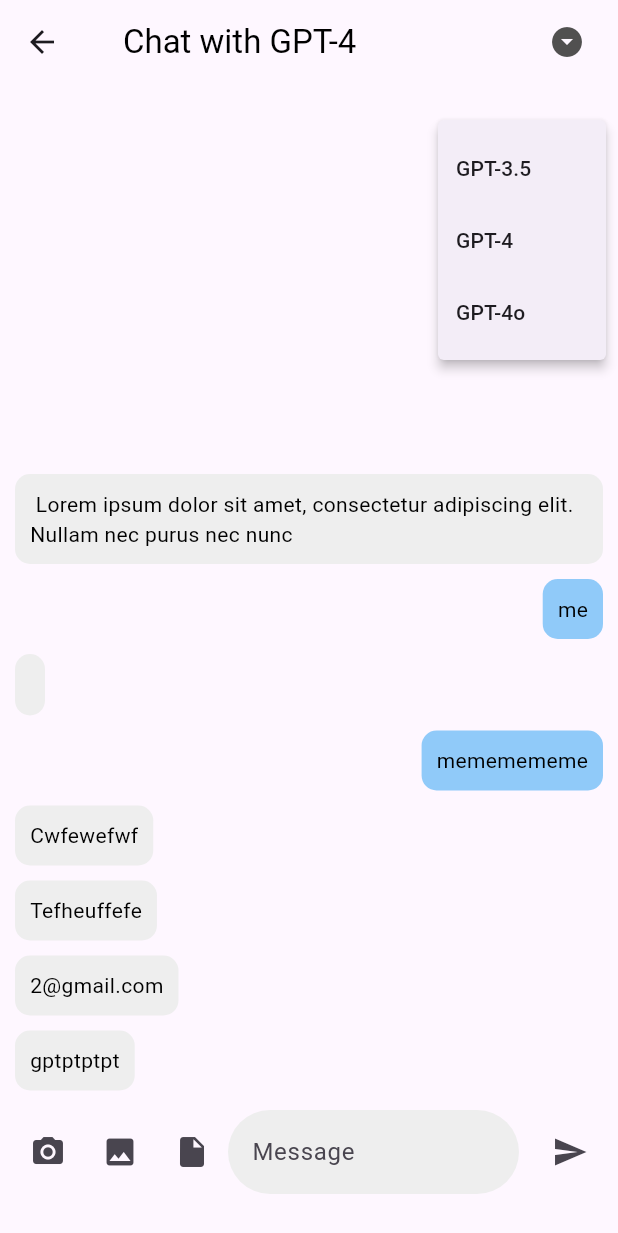
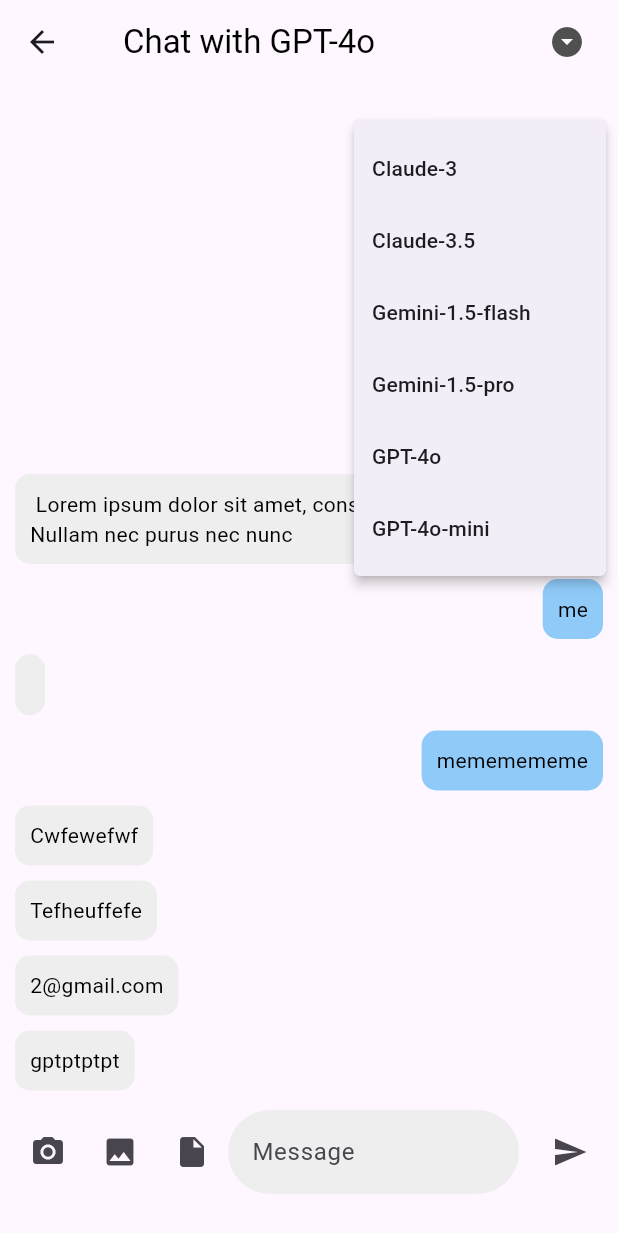
Before and after one commit to chaukietck25/Knowledge-based-BOT, a Flutter app: the ChatScreen screen opened directly, after a tap on the "arrow drop down circle" icon, on a phone screen of 412 x 824 dp. Shown: the top 1233 px of the screen. Run offline on Flutter 3.47's test engine with Material 3 defaults, Android fonts, the phone set to English and light mode, and no system bars; our stand-ins replace equatable, file_picker, flutter_mobx, flutter_svg, image_picker, mobx and 1 more; generated files the repository leaves out were written again.

Commit message:
update function sendMessage, aiChat, fetChats, chatScreen

```diff
--- a/knowledge_based_bot/lib/Views/chat_screen.dart
+++ b/knowledge_based_bot/lib/Views/chat_screen.dart
@@ -3,17 +3,10 @@
 import 'package:knowledge_based_bot/Views/bot_screen.dart';
 import 'package:knowledge_based_bot/Views/setting/Setting_Screen.dart';
 import 'package:knowledge_based_bot/Views/createBotScreen.dart';
-import 'package:knowledge_based_bot/Views/prompt_library_screen.dart';
+import 'package:knowledge_based_bot/Views/prompt_library_screen.dart'
+;
+import 'package:knowledge_based_bot/store/chat_store.dart';
 
-
-enum GPTVersion {
-  gpt35('GPT-3.5'),
-  gpt4('GPT-4'),
-  gpt4o('GPT-4o');
-
-  const GPTVersion(this.label);
-  final String label;
-}
 
 class ChatScreen extends StatefulWidget {
   @override
@@ -21,7 +14,7 @@
 }
 
 class _ChatScreenState extends State<ChatScreen> {
-  String chatTitle = "Chat with GPT-4";
+  String chatTitle = "Chat with GPT-4o";
 
   final List<Message> messages = [
     Message(
@@ -91,39 +84,56 @@
                 position: RelativeRect.fromLTRB(100, 80, 0, 0),
                 items: [
                   PopupMenuItem(
-                  child: Text("GPT-3.5"),
-                  value: 'GPT-3.5',
+                    child: Text("Claude-3"),
+                    value: 'Claude-3',
                   ),
                   PopupMenuItem(
-                  child: Text("GPT-4"),
+                    child: Text("Claude-3.5"),
+                    value: 'Claude-3.5',
+                  ),
+                  PopupMenuItem(
+                    child: Text("Gemini-1.5-flash"),
+                    value: 'Gemini-1.5-flash',
+                  ),
+                  PopupMenuItem(
+                    child: Text("Gemini-1.5-pro"),
+                    value: 'Gemini-1.5-pro',
+                  ),
+                  PopupMenuItem(
+                    child: Text("GPT-4o"),
                     value: 'GPT-4',
                   ),
                   PopupMenuItem(
-                  child: Text("GPT-4o"),
+                    child: Text("GPT-4o-mini"),
                     value: 'GPT-4o',
                   ),
                 ],
               ).then((value) {
-                if (value == 'GPT-3.5') {
+                if (value == 'GPT-4o-mini') {
                   setState(() {
-                    chatTitle = "Chat with GPT-3.5";
+                    chatTitle = "Chat with GPT-4o-mini";
                   });
-
-                  // Navigator.push(
-                  // context,
-                  // MaterialPageRoute(builder: (context) => ChatScreen()),
-                  // );
-                } else if (value == 'GPT-4') {
-                  setState(() {
-                    chatTitle = "Chat with GPT-4";
-                  });
-
                 } else if (value == 'GPT-4o') {
                   setState(() {
                     chatTitle = "Chat with GPT-4o";
                   });
+                } else if (value == 'Gemini-1.5-pro') {
+                  setState(() {
+                    chatTitle = "Chat with Gemini-1.5-pro";
+                  });
+                } else if (value == 'Gemini-1.5-flash') {
+                  setState(() {
+                    chatTitle = "Chat with Gemini-1.5-flash";
+                  });
+                } else if (value == 'Claude-3.5') {
+                  setState(() {
+                    chatTitle = "Chat with Claude-3.5";
+                  });
+                } else if (value == 'Claude-3') {
+                  setState(() {
+                    chatTitle = "Chat with Claude-3";
+                  });
                 }
-
               });
             },
           ),
@@ -144,7 +154,6 @@
           ),
           ChatInputField(),
           const SizedBox(height: 20),
-
         ],
       ),
     );
@@ -217,6 +226,8 @@
 }
 
 class ChatInputField extends StatelessWidget {
+  TextEditingController _controller = TextEditingController();
+
   @override
   Widget build(BuildContext context) {
     return Padding(
@@ -224,13 +235,12 @@
       child: Row(
         children: [
           IconButton(icon: const Icon(Icons.camera_alt), onPressed: () {}),
-
           IconButton(icon: const Icon(Icons.photo), onPressed: () {}),
-
-          IconButton(icon: const Icon(Icons.insert_drive_file), onPressed: () {}),
-
+          IconButton(
+              icon: const Icon(Icons.insert_drive_file), onPressed: () {}),
           Expanded(
             child: TextField(
+              controller: _controller,
               decoration: InputDecoration(
                 hintText: "Message",
                 border: OutlineInputBorder(
@@ -243,13 +253,12 @@
             ),
           ),
           const SizedBox(width: 10),
-
           IconButton(
               // icon: const Icon(Icons.more_horiz), onPressed: () {}),
-                    icon: const Icon(Icons.send), onPressed: () {
-                      Navigator.push(context, MaterialPageRoute(builder: (context) => ChatScreen()));
+              icon: const Icon(Icons.send),
+              onPressed: () {
+                // sendMessage(_controller);
               }),
-
         ],
       ),
     );
--- a/knowledge_based_bot/lib/store/prompt_store.dart
+++ b/knowledge_based_bot/lib/store/prompt_store.dart
@@ -84,7 +84,7 @@
 
     // var streamedResponse = await request.send();
 
-    // var response = await http.Response.fromStream(streamedResponse);
+    // var response = await http.Response.fromStream (streamedResponse);
 
     // final response = await http.get(request.url, headers: headers);
 
```
Also changed, not shown: knowledge_based_bot/lib/data/models/ai_chat_model.dart (deleted, +0 -129 lines), knowledge_based_bot/lib/data/models/get_conversaton_model.dart (deleted, +0 -51 lines), knowledge_based_bot/lib/data/models/response_chat.dart (added, +22 -0 lines), knowledge_based_bot/lib/store/chat_store.dart (+122 -93 lines), knowledge_based_bot/lib/store/chat_store.g.dart (added), knowledge_based_bot/lib/store/prompt_store.g.dart, knowledge_based_bot/pubspec.lock. Lines whose indentation alone changed are shown as unchanged.
